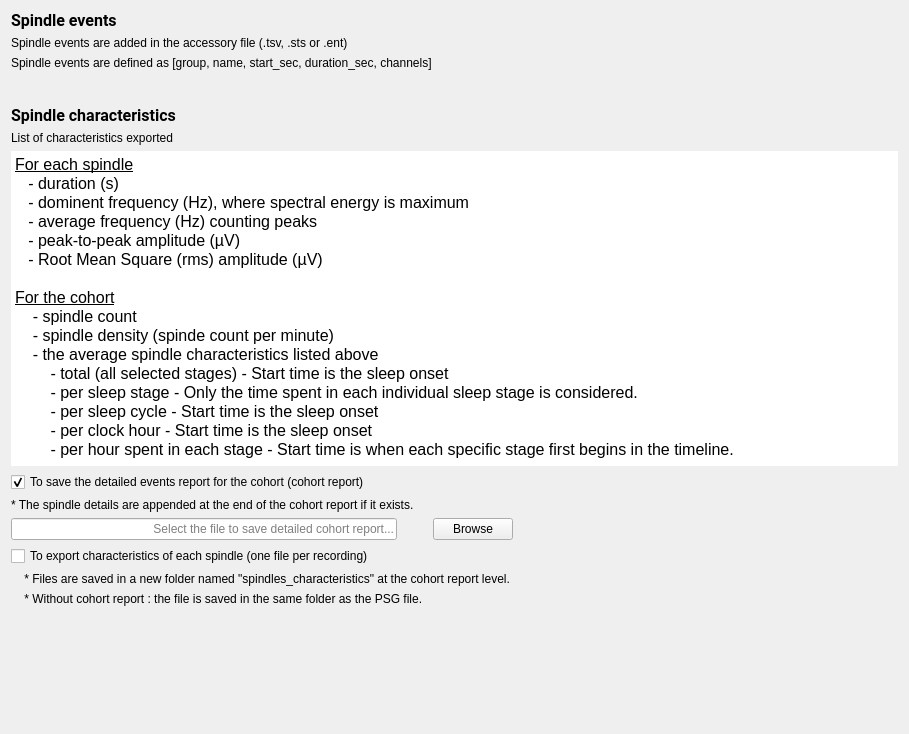
Before: the Qt Designer form tools/CEAMSTools/SpindleDetectionA7/OutputFilesStep/Ui_OutputFilesStep.ui in SnoozToolbox/snooz-package-ceams, drawn with Qt 5.
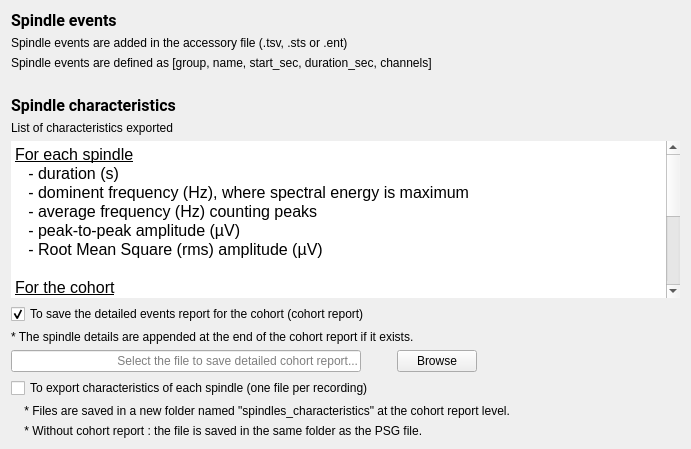
After: the same form once the commit is applied.

Commit message: Refactor OutputFilesStep UI dimensions and spacers for improved layout consistency for the spindle detectors.

The edit to the form file:
```diff
--- a/tools/CEAMSTools/SpindleDetectionA7/OutputFilesStep/Ui_OutputFilesStep.ui
+++ b/tools/CEAMSTools/SpindleDetectionA7/OutputFilesStep/Ui_OutputFilesStep.ui
@@ -6,8 +6,8 @@
    <rect>
     <x>0</x>
     <y>0</y>
-    <width>909</width>
-    <height>734</height>
+    <width>691</width>
+    <height>449</height>
    </rect>
   </property>
   <property name="windowTitle">
@@ -63,7 +63,7 @@
        <property name="sizeHint" stdset="0">
         <size>
          <width>20</width>
-         <height>30</height>
+         <height>20</height>
         </size>
        </property>
       </spacer>
@@ -101,13 +101,13 @@
        <property name="minimumSize">
         <size>
          <width>0</width>
-         <height>315</height>
+         <height>0</height>
         </size>
        </property>
        <property name="maximumSize">
         <size>
          <width>16777215</width>
-         <height>330</height>
+         <height>16777215</height>
         </size>
        </property>
        <property name="frameShape">
@@ -246,22 +246,6 @@
      <item>
       <layout class="QHBoxLayout" name="horizontalLayout_2"/>
      </item>
-     <item>
-      <spacer name="verticalSpacer">
-       <property name="orientation">
-        <enum>Qt::Orientation::Vertical</enum>
-       </property>
-       <property name="sizeType">
-        <enum>QSizePolicy::Policy::Expanding</enum>
-       </property>
-       <property name="sizeHint" stdset="0">
-        <size>
-         <width>20</width>
-         <height>40</height>
-        </size>
-       </property>
-      </spacer>
-     </item>
     </layout>
    </item>
   </layout>
```
The commit also changes 5 other files.
